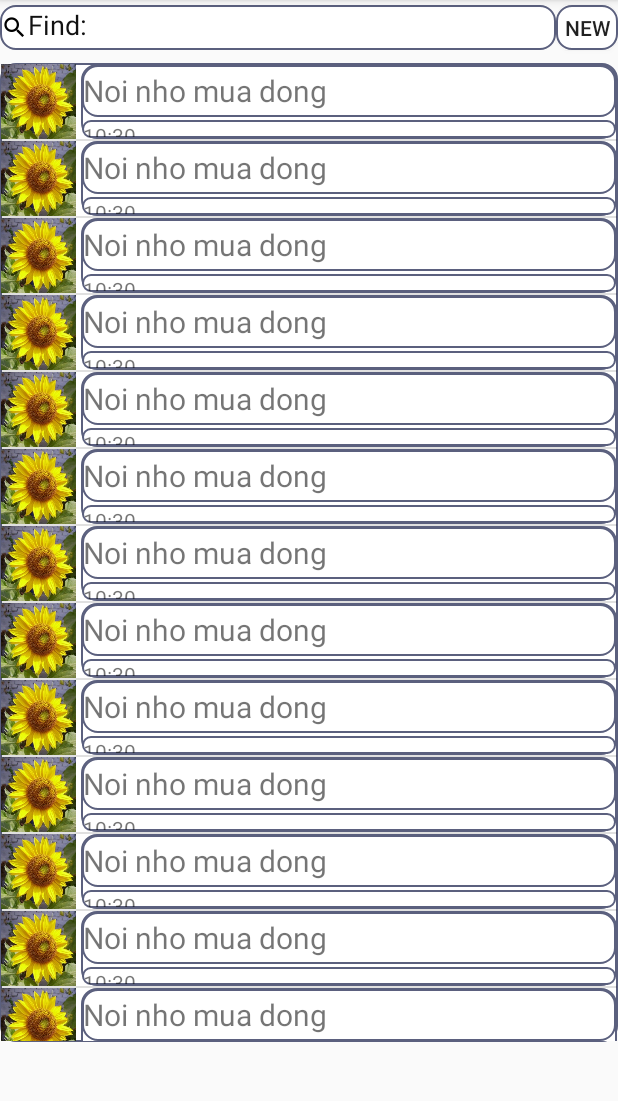
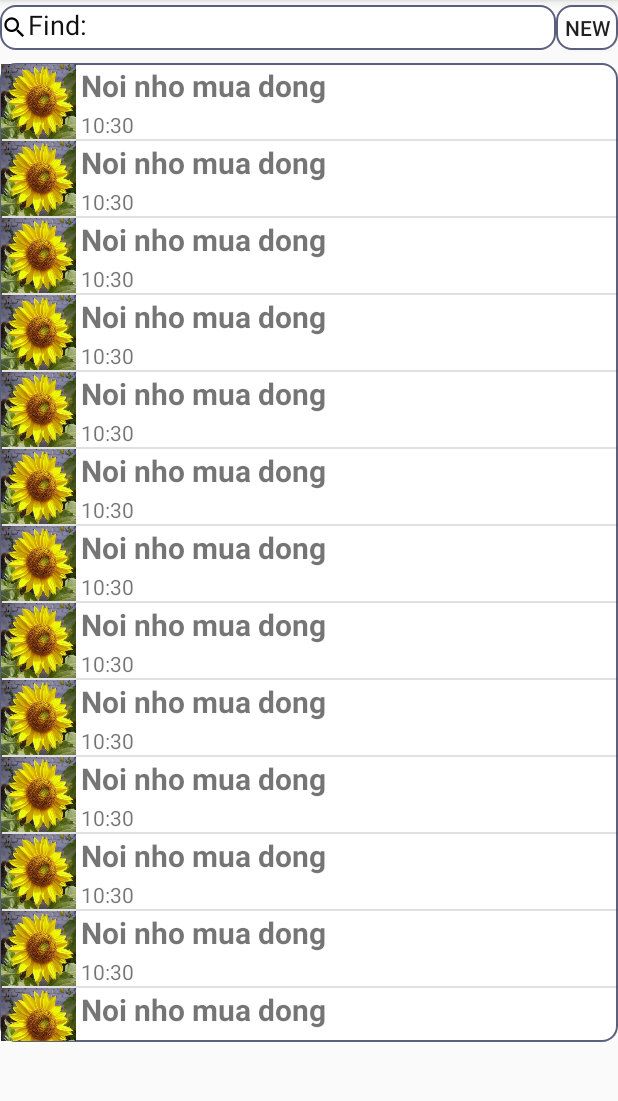
Before and after one commit to hokien07/MemoPad-LuuTruKhoanhKhac, an Android app: the screen it shows after launch (MainActivity), on a phone screen of 412 x 824 dp, the part 84-1185 px from its top. Run offline under Robolectric (Android 15) with nearby library versions, the phone set to English and light mode, and no system bars; our stand-ins replace AdMob.

Commit message:
sua lai phan main

```diff
--- a/app/src/main/java/com/app/vpgroup/memopad_luutrukhoanhkhac/MainActivity.java
+++ b/app/src/main/java/com/app/vpgroup/memopad_luutrukhoanhkhac/MainActivity.java
@@ -4,6 +4,7 @@ import android.content.Intent;
 import android.support.v7.app.AppCompatActivity;
 import android.os.Bundle;
 import android.view.View;
+import android.widget.AdapterView;
 import android.widget.Button;
 import android.widget.ListView;
 
@@ -47,6 +48,20 @@ public class MainActivity extends AppCompatActivity {
                 startActivity(intent);
             }
         });
+
+        listView.setOnItemClickListener(new AdapterView.OnItemClickListener() {
+            @Override
+            public void onItemClick(AdapterView<?> adapterView, View view, int i, long l) {
+
+            }
+        });
+
+        listView.setOnItemLongClickListener(new AdapterView.OnItemLongClickListener() {
+            @Override
+            public boolean onItemLongClick(AdapterView<?> adapterView, View view, int i, long l) {
+                return false;
+            }
+        });
     }
 
     private void AddControl(){
--- a/app/src/main/res/layout/dong_ghi_chu.xml
+++ b/app/src/main/res/layout/dong_ghi_chu.xml
@@ -6,13 +6,12 @@
 
     <ImageView
         android:id="@+id/imgViewNew"
-        android:src="@drawable/image_demo"
+        android:src="@drawable/ic_event_note_black_48dp"
         android:scaleType="fitXY"
         android:layout_width="50dp"
         android:layout_height="50dp" />
 
     <LinearLayout
-        android:background="@drawable/boder_layout"
         android:layout_marginLeft="3dp"
         android:gravity="start"
         android:weightSum="10"
@@ -21,23 +20,22 @@
         android:layout_height="50dp">
 
         <TextView
-            android:background="@drawable/boder_layout"
+            android:text="Title"
+            android:textStyle="bold"
             android:id="@+id/txtTitleNew"
-            android:gravity="fill_vertical"
+            android:gravity="center|start"
             android:textSize="20sp"
-            android:layout_weight="7.5"
+            android:layout_weight="6"
             android:layout_width="match_parent"
             android:layout_height="0dp" />
 
         <TextView
-            android:gravity="fill_vertical"
-            android:background="@drawable/boder_layout"
+            android:text="00:00"
+            android:gravity="center|start"
             android:id="@+id/txtContentNew"
             android:layout_marginTop="2dp"
-            android:layout_weight="2.5"
+            android:layout_weight="4"
             android:layout_width="match_parent"
             android:layout_height="0dp" />
     </LinearLayout>
-
-
 </LinearLayout>
```
